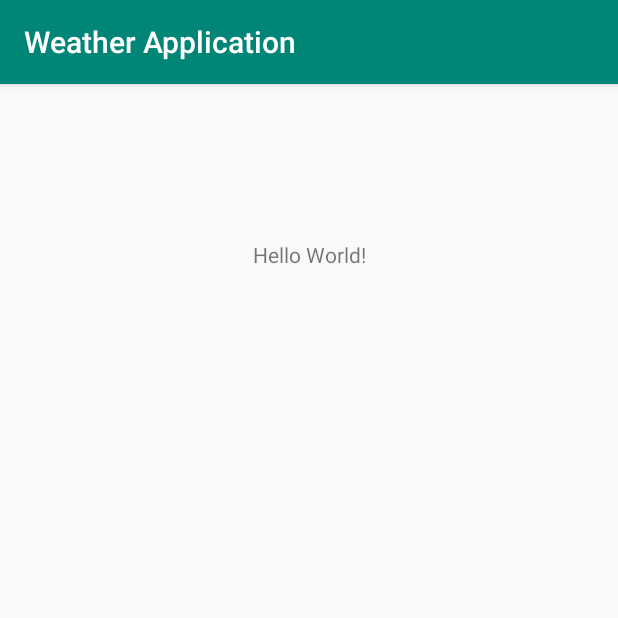
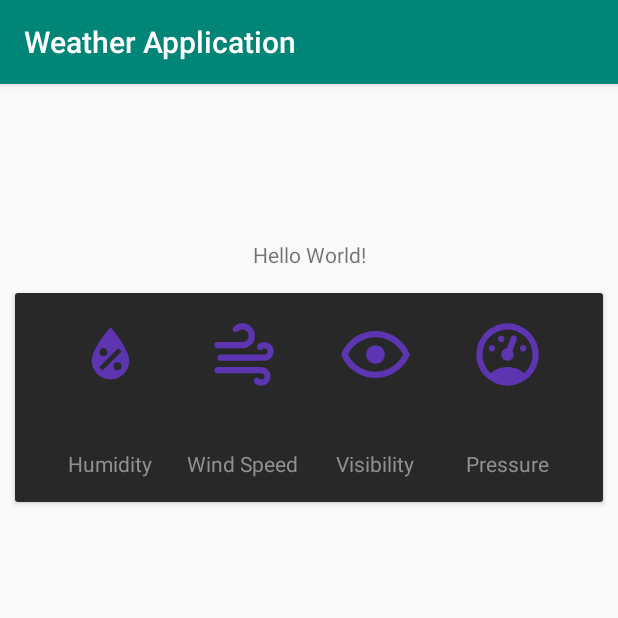
Before and after one commit to crimsondevil/darksky, an Android app: the MainActivity screen opened directly, with no data from a screen before it, on a phone screen of 412 x 824 dp, the top half of it. Run offline under Robolectric (Android 15) with nearby library versions, the phone set to English and light mode, and no system bars.

Commit message:
current day's stats added.

```diff
--- a/app/src/main/java/com/example/weatherapplication/MainActivity.java
+++ b/app/src/main/java/com/example/weatherapplication/MainActivity.java
@@ -3,9 +3,10 @@ package com.example.weatherapplication;
 import androidx.appcompat.app.AppCompatActivity;
 import android.os.Bundle;
 import android.util.Log;
+import android.widget.TextView;
 
 import com.example.weatherapplication.network.ApiInterface;
-import com.example.weatherapplication.network.Model.User;
+import com.example.weatherapplication.network.Model.Currently;
 import com.example.weatherapplication.network.Model.Weather;
 import com.example.weatherapplication.network.NetworkClient;
 
@@ -19,18 +20,38 @@ public class MainActivity extends AppCompatActivity {
 
     private String TAG = "MainActivity";
 
+    private TextView pressureTv;
+    private TextView humidityTv;
+    private TextView windSpeedTv;
+    private TextView visibilityTv;
+
     @Override
     protected void onCreate(Bundle savedInstanceState) {
         setTheme(R.style.AppTheme);
         super.onCreate(savedInstanceState);
         setContentView(R.layout.activity_main);
+        linkView();
 
+        fetchDataFromApi();
+
+
+    }
+
+    private void linkView() {
+        pressureTv = (TextView) findViewById(R.id.pressure_value);
+        humidityTv = (TextView) findViewById(R.id.humidity_value);
+        windSpeedTv = (TextView) findViewById(R.id.wind_value);
+        visibilityTv = (TextView) findViewById(R.id.visibility_value);
+    }
+
+    private void fetchDataFromApi() {
         client = NetworkClient.getRetrofit().create(ApiInterface.class);
 
         client.getData().enqueue(new Callback<Weather>() {
             @Override
             public void onResponse(Call<Weather> call, Response<Weather> response) {
                 Weather weather = response.body();
+                setValueForCurrentView(weather.getCurrently());
                 Log.d(TAG, weather.toString());
             }
 
@@ -41,5 +62,12 @@ public class MainActivity extends AppCompatActivity {
         });
     }
 
+    private void setValueForCurrentView(Currently currently) {
+        pressureTv.setText(currently.getPressure().toString() + " mb");
+        humidityTv.setText(currently.getHumidity().toString() + " %");
+        windSpeedTv.setText(currently.getWindSpeed().toString() + " mph");
+        visibilityTv.setText(currently.getVisibility().toString() + " km");
+    }
+
 
 }
--- /dev/null
+++ b/app/src/main/res/drawable-v24/earth.xml
@@ -0,0 +1,8 @@
+<!-- drawable/earth.xml -->
+<vector xmlns:android="http://schemas.android.com/apk/res/android"
+    android:height="24dp"
+    android:width="24dp"
+    android:viewportWidth="24"
+    android:viewportHeight="24">
+    <path android:fillColor="#000" android:pathData="M17.9,17.39C17.64,16.59 16.89,16 16,16H15V13A1,1 0 0,0 14,12H8V10H10A1,1 0 0,0 11,9V7H13A2,2 0 0,0 15,5V4.59C17.93,5.77 20,8.64 20,12C20,14.08 19.2,15.97 17.9,17.39M11,19.93C7.05,19.44 4,16.08 4,12C4,11.38 4.08,10.78 4.21,10.21L9,15V16A2,2 0 0,0 11,18M12,2A10,10 0 0,0 2,12A10,10 0 0,0 12,22A10,10 0 0,0 22,12A10,10 0 0,0 12,2Z" />
+</vector>
--- /dev/null
+++ b/app/src/main/res/drawable-v24/eye_outline.xml
@@ -0,0 +1,8 @@
+<!-- drawable/eye_outline.xml -->
+<vector xmlns:android="http://schemas.android.com/apk/res/android"
+    android:height="50dp"
+    android:width="50dp"
+    android:viewportWidth="24"
+    android:viewportHeight="24">
+    <path android:fillColor="#5E35B1" android:pathData="M12,9A3,3 0 0,1 15,12A3,3 0 0,1 12,15A3,3 0 0,1 9,12A3,3 0 0,1 12,9M12,4.5C17,4.5 21.27,7.61 23,12C21.27,16.39 17,19.5 12,19.5C7,19.5 2.73,16.39 1,12C2.73,7.61 7,4.5 12,4.5M3.18,12C4.83,15.36 8.24,17.5 12,17.5C15.76,17.5 19.17,15.36 20.82,12C19.17,8.64 15.76,6.5 12,6.5C8.24,6.5 4.83,8.64 3.18,12Z" />
+</vector>
--- /dev/null
+++ b/app/src/main/res/drawable-v24/gauge.xml
@@ -0,0 +1,8 @@
+<!-- drawable/gauge.xml -->
+<vector xmlns:android="http://schemas.android.com/apk/res/android"
+    android:height="50dp"
+    android:width="50dp"
+    android:viewportWidth="24"
+    android:viewportHeight="24">
+    <path android:fillColor="#5E35B1" android:pathData="M12,2A10,10 0 0,0 2,12A10,10 0 0,0 12,22A10,10 0 0,0 22,12A10,10 0 0,0 12,2M12,4A8,8 0 0,1 20,12C20,14.4 19,16.5 17.3,18C15.9,16.7 14,16 12,16C10,16 8.2,16.7 6.7,18C5,16.5 4,14.4 4,12A8,8 0 0,1 12,4M14,5.89C13.62,5.9 13.26,6.15 13.1,6.54L11.81,9.77L11.71,10C11,10.13 10.41,10.6 10.14,11.26C9.73,12.29 10.23,13.45 11.26,13.86C12.29,14.27 13.45,13.77 13.86,12.74C14.12,12.08 14,11.32 13.57,10.76L13.67,10.5L14.96,7.29L14.97,7.26C15.17,6.75 14.92,6.17 14.41,5.96C14.28,5.91 14.15,5.89 14,5.89M10,6A1,1 0 0,0 9,7A1,1 0 0,0 10,8A1,1 0 0,0 11,7A1,1 0 0,0 10,6M7,9A1,1 0 0,0 6,10A1,1 0 0,0 7,11A1,1 0 0,0 8,10A1,1 0 0,0 7,9M17,9A1,1 0 0,0 16,10A1,1 0 0,0 17,11A1,1 0 0,0 18,10A1,1 0 0,0 17,9Z" />
+</vector>
--- /dev/null
+++ b/app/src/main/res/drawable-v24/information_outline.xml
@@ -0,0 +1,8 @@
+<!-- drawable/information_outline.xml -->
+<vector xmlns:android="http://schemas.android.com/apk/res/android"
+    android:height="24dp"
+    android:width="24dp"
+    android:viewportWidth="24"
+    android:viewportHeight="24">
+    <path android:fillColor="#000" android:pathData="M11,9H13V7H11M12,20C7.59,20 4,16.41 4,12C4,7.59 7.59,4 12,4C16.41,4 20,7.59 20,12C20,16.41 16.41,20 12,20M12,2A10,10 0 0,0 2,12A10,10 0 0,0 12,22A10,10 0 0,0 22,12A10,10 0 0,0 12,2M11,17H13V11H11V17Z" />
+</vector>
--- /dev/null
+++ b/app/src/main/res/drawable-v24/water_percent.xml
@@ -0,0 +1,8 @@
+<!-- drawable/water_percent.xml -->
+<vector xmlns:android="http://schemas.android.com/apk/res/android"
+    android:height="50dp"
+    android:width="50dp"
+    android:viewportWidth="24"
+    android:viewportHeight="24">
+    <path android:fillColor="#5E35B1" android:pathData="M12,3.25C12,3.25 6,10 6,14C6,17.32 8.69,20 12,20A6,6 0 0,0 18,14C18,10 12,3.25 12,3.25M14.47,9.97L15.53,11.03L9.53,17.03L8.47,15.97M9.75,10A1.25,1.25 0 0,1 11,11.25A1.25,1.25 0 0,1 9.75,12.5A1.25,1.25 0 0,1 8.5,11.25A1.25,1.25 0 0,1 9.75,10M14.25,14.5A1.25,1.25 0 0,1 15.5,15.75A1.25,1.25 0 0,1 14.25,17A1.25,1.25 0 0,1 13,15.75A1.25,1.25 0 0,1 14.25,14.5Z" />
+</vector>
--- /dev/null
+++ b/app/src/main/res/drawable-v24/weather_fog.xml
@@ -0,0 +1,8 @@
+<!-- drawable/weather_fog.xml -->
+<vector xmlns:android="http://schemas.android.com/apk/res/android"
+    android:height="24dp"
+    android:width="24dp"
+    android:viewportWidth="24"
+    android:viewportHeight="24">
+    <path android:fillColor="#000" android:pathData="M3,15H13A1,1 0 0,1 14,16A1,1 0 0,1 13,17H3A1,1 0 0,1 2,16A1,1 0 0,1 3,15M16,15H21A1,1 0 0,1 22,16A1,1 0 0,1 21,17H16A1,1 0 0,1 15,16A1,1 0 0,1 16,15M1,12A5,5 0 0,1 6,7C7,4.65 9.3,3 12,3C15.43,3 18.24,5.66 18.5,9.03L19,9C21.19,9 22.97,10.76 23,13H21A2,2 0 0,0 19,11H17V10A5,5 0 0,0 12,5C9.5,5 7.45,6.82 7.06,9.19C6.73,9.07 6.37,9 6,9A3,3 0 0,0 3,12C3,12.35 3.06,12.69 3.17,13H1.1L1,12M3,19H5A1,1 0 0,1 6,20A1,1 0 0,1 5,21H3A1,1 0 0,1 2,20A1,1 0 0,1 3,19M8,19H21A1,1 0 0,1 22,20A1,1 0 0,1 21,21H8A1,1 0 0,1 7,20A1,1 0 0,1 8,19Z" />
+</vector>
--- /dev/null
+++ b/app/src/main/res/drawable-v24/weather_pouring.xml
@@ -0,0 +1,8 @@
+<!-- drawable/weather_pouring.xml -->
+<vector xmlns:android="http://schemas.android.com/apk/res/android"
+    android:height="24dp"
+    android:width="24dp"
+    android:viewportWidth="24"
+    android:viewportHeight="24">
+    <path android:fillColor="#000" android:pathData="M9,12C9.53,12.14 9.85,12.69 9.71,13.22L8.41,18.05C8.27,18.59 7.72,18.9 7.19,18.76C6.65,18.62 6.34,18.07 6.5,17.54L7.78,12.71C7.92,12.17 8.47,11.86 9,12M13,12C13.53,12.14 13.85,12.69 13.71,13.22L11.64,20.95C11.5,21.5 10.95,21.8 10.41,21.66C9.88,21.5 9.56,20.97 9.7,20.43L11.78,12.71C11.92,12.17 12.47,11.86 13,12M17,12C17.53,12.14 17.85,12.69 17.71,13.22L16.41,18.05C16.27,18.59 15.72,18.9 15.19,18.76C14.65,18.62 14.34,18.07 14.5,17.54L15.78,12.71C15.92,12.17 16.47,11.86 17,12M17,10V9A5,5 0 0,0 12,4C9.5,4 7.45,5.82 7.06,8.19C6.73,8.07 6.37,8 6,8A3,3 0 0,0 3,11C3,12.11 3.6,13.08 4.5,13.6V13.59C5,13.87 5.14,14.5 4.87,14.96C4.59,15.43 4,15.6 3.5,15.32V15.33C2,14.47 1,12.85 1,11A5,5 0 0,1 6,6C7,3.65 9.3,2 12,2C15.43,2 18.24,4.66 18.5,8.03L19,8A4,4 0 0,1 23,12C23,13.5 22.2,14.77 21,15.46V15.46C20.5,15.73 19.91,15.57 19.63,15.09C19.36,14.61 19.5,14 20,13.72V13.73C20.6,13.39 21,12.74 21,12A2,2 0 0,0 19,10H17Z" />
+</vector>
--- /dev/null
+++ b/app/src/main/res/drawable-v24/weather_windy.xml
@@ -0,0 +1,8 @@
+<!-- drawable/weather_windy.xml -->
+<vector xmlns:android="http://schemas.android.com/apk/res/android"
+    android:height="50dp"
+    android:width="50dp"
+    android:viewportWidth="24"
+    android:viewportHeight="24">
+    <path android:fillColor="#5E35B1" android:pathData="M4,10A1,1 0 0,1 3,9A1,1 0 0,1 4,8H12A2,2 0 0,0 14,6A2,2 0 0,0 12,4C11.45,4 10.95,4.22 10.59,4.59C10.2,5 9.56,5 9.17,4.59C8.78,4.2 8.78,3.56 9.17,3.17C9.9,2.45 10.9,2 12,2A4,4 0 0,1 16,6A4,4 0 0,1 12,10H4M19,12A1,1 0 0,0 20,11A1,1 0 0,0 19,10C18.72,10 18.47,10.11 18.29,10.29C17.9,10.68 17.27,10.68 16.88,10.29C16.5,9.9 16.5,9.27 16.88,8.88C17.42,8.34 18.17,8 19,8A3,3 0 0,1 22,11A3,3 0 0,1 19,14H5A1,1 0 0,1 4,13A1,1 0 0,1 5,12H19M18,18H4A1,1 0 0,1 3,17A1,1 0 0,1 4,16H18A3,3 0 0,1 21,19A3,3 0 0,1 18,22C17.17,22 16.42,21.66 15.88,21.12C15.5,20.73 15.5,20.1 15.88,19.71C16.27,19.32 16.9,19.32 17.29,19.71C17.47,19.89 17.72,20 18,20A1,1 0 0,0 19,19A1,1 0 0,0 18,18Z" />
+</vector>
--- a/app/src/main/res/layout/activity_main.xml
+++ b/app/src/main/res/layout/activity_main.xml
@@ -18,6 +18,24 @@
         app:layout_constraintRight_toRightOf="parent"
         app:layout_constraintTop_toTopOf="parent" />
 
+    <androidx.cardview.widget.CardView
+        android:layout_width="match_parent"
+        android:layout_height="wrap_content"
+        android:layout_marginTop="16dp"
+        app:layout_constraintEnd_toEndOf="parent"
+        app:layout_constraintStart_toStartOf="parent"
+        android:layout_marginStart="10dp"
+        android:layout_marginEnd="10dp"
+        app:layout_constraintTop_toBottomOf="@+id/textView">
+
+        <include
+            layout="@layout/current_day_card_view"
+            android:layout_gravity="center"
+            android:layout_width="match_parent"
+            android:layout_height="wrap_content"/>
+
+    </androidx.cardview.widget.CardView>
+
     <androidx.recyclerview.widget.RecyclerView
         android:id="@+id/recyclerView"
         android:layout_width="409dp"
--- /dev/null
+++ b/app/src/main/res/layout/current_day_card_view.xml
@@ -0,0 +1,158 @@
+<?xml version="1.0" encoding="utf-8"?>
+<androidx.constraintlayout.widget.ConstraintLayout xmlns:android="http://schemas.android.com/apk/res/android"
+    xmlns:app="http://schemas.android.com/apk/res-auto"
+    xmlns:tools="http://schemas.android.com/tools"
+    android:id="@+id/constraintLayout"
+    android:layout_width="match_parent"
+    android:layout_height="wrap_content"
+    android:background="@color/colorDark"
+    app:layout_constraintEnd_toStartOf="@+id/humidity_image"
+    app:layout_constraintHorizontal_bias="0.5"
+    android:paddingBottom="16dp">
+
+    <!--<androidx.constraintlayout.widget.ConstraintLayout
+        android:layout_width="match_parent"
+        android:layout_height="300dp"
+        android:background="@color/colorDark">-->
+
+    <ImageView
+        android:id="@+id/humidity_image"
+        android:layout_width="wrap_content"
+        android:layout_height="wrap_content"
+        android:layout_marginTop="16dp"
+        android:src="@drawable/water_percent"
+        app:layout_constraintEnd_toStartOf="@+id/wind_image"
+        app:layout_constraintHorizontal_bias="0.5"
+        app:layout_constraintStart_toEndOf="parent"
+        app:layout_constraintStart_toStartOf="parent"
+        app:layout_constraintTop_toTopOf="parent" />
+
+    <ImageView
+        android:id="@+id/wind_image"
+        android:layout_width="wrap_content"
+        android:layout_height="wrap_content"
+        app:layout_constraintEnd_toStartOf="@+id/visibility_image"
+        app:layout_constraintHorizontal_bias="0.5"
+        app:layout_constraintStart_toEndOf="@+id/humidity_image"
+        app:layout_constraintTop_toTopOf="@+id/humidity_image"
+        app:srcCompat="@drawable/weather_windy" />
+
+    <ImageView
+        android:id="@+id/visibility_image"
+        android:layout_width="wrap_content"
+        android:layout_height="wrap_content"
+        app:layout_constraintEnd_toStartOf="@+id/pressure_image"
+        app:layout_constraintHorizontal_bias="0.5"
+        app:layout_constraintStart_toEndOf="@+id/wind_image"
+        app:layout_constraintTop_toTopOf="@+id/pressure_image"
+        app:srcCompat="@drawable/eye_outline" />
+
+    <ImageView
+        android:id="@+id/pressure_image"
+        android:layout_width="wrap_content"
+        android:layout_height="wrap_content"
+        android:layout_marginTop="16dp"
+        app:layout_constraintEnd_toEndOf="parent"
+        app:layout_constraintHorizontal_bias="0.5"
+        app:layout_constraintStart_toEndOf="@+id/visibility_image"
+        app:layout_constraintTop_toTopOf="parent"
+        app:srcCompat="@drawable/gauge" />
+
+    <TextView
+        android:id="@+id/humidity_value"
+        android:layout_width="wrap_content"
+        android:layout_height="wrap_content"
+        android:layout_marginTop="8dp"
+        android:textAppearance="@style/TextAppearance.AppCompat.Medium"
+        android:textColor="@color/colorFont"
+        app:layout_constraintEnd_toEndOf="@+id/humidity_image"
+        app:layout_constraintStart_toStartOf="@+id/humidity_image"
+        app:layout_constraintTop_toBottomOf="@+id/humidity_image"
+        tools:text="79%"/>
+
+    <TextView
+        android:id="@+id/wind_value"
+        android:layout_width="wrap_content"
+        android:layout_height="wrap_content"
+        android:layout_marginTop="8dp"
+        android:textAppearance="@style/TextAppearance.AppCompat.Medium"
+        android:textColor="@color/colorFont"
+        app:layout_constraintEnd_toEndOf="@+id/wind_image"
+        app:layout_constraintStart_toStartOf="@+id/wind_image"
+        app:layout_constraintTop_toBottomOf="@+id/wind_image"
+        tools:text="0.17 mph"/>
+
+    <TextView
+        android:id="@+id/visibility_value"
+        android:layout_width="wrap_content"
+        android:layout_height="wrap_content"
+        android:layout_marginTop="8dp"
+        android:textAppearance="@style/TextAppearance.AppCompat.Medium"
+        android:textColor="@color/colorFont"
+        app:layout_constraintEnd_toEndOf="@+id/visibility_image"
+        app:layout_constraintStart_toStartOf="@+id/visibility_image"
+        app:layout_constraintTop_toBottomOf="@+id/visibility_image"
+        tools:text="9.33 km"/>
+
+    <TextView
+        android:id="@+id/pressure_value"
+        android:layout_width="wrap_content"
+        android:layout_height="wrap_content"
+        android:layout_marginTop="8dp"
+        android:textAppearance="@style/TextAppearance.AppCompat.Medium"
+        android:textColor="@color/colorFont"
+        app:layout_constraintEnd_toEndOf="@+id/pressure_image"
+        app:layout_constraintStart_toStartOf="@+id/pressure_image"
+        app:layout_constraintTop_toBottomOf="@+id/pressure_image"
+        tools:text="1015.80 mb"/>
+
+    <TextView
+        android:id="@+id/humidity_label"
+        android:layout_width="wrap_content"
+        android:layout_height="wrap_content"
+        android:layout_marginTop="5dp"
+        android:text="@string/humidity_label"
+        android:textAppearance="@style/TextAppearance.AppCompat.Small"
+        android:textColor="@color/colorFontLight"
+        app:layout_constraintEnd_toEndOf="@+id/humidity_image"
+        app:layout_constraintStart_toStartOf="@+id/humidity_image"
+        app:layout_constraintTop_toBottomOf="@+id/humidity_value" />
+
+    <TextView
+        android:id="@+id/wind_label"
+        android:layout_width="wrap_content"
+        android:layout_height="wrap_content"
+        android:layout_marginTop="5dp"
+        android:text="@string/wind_label"
+        android:textAppearance="@style/TextAppearance.AppCompat.Small"
+        android:textColor="@color/colorFontLight"
+        app:layout_constraintEnd_toEndOf="@+id/wind_image"
+        app:layout_constraintStart_toStartOf="@+id/wind_image"
+        app:layout_constraintTop_toBottomOf="@+id/wind_value" />
+
+    <TextView
+        android:id="@+id/visibility_label"
+        android:layout_width="wrap_content"
+        android:layout_height="wrap_content"
+        android:layout_marginTop="5dp"
+        android:text="@string/visibility_label"
+        android:textAppearance="@style/TextAppearance.AppCompat.Small"
+        android:textColor="@color/colorFontLight"
+        app:layout_constraintEnd_toEndOf="@+id/visibility_image"
+        app:layout_constraintStart_toStartOf="@+id/visibility_image"
+        app:layout_constraintTop_toBottomOf="@+id/visibility_value" />
+
+    <TextView
+        android:id="@+id/pressure_label"
+        android:layout_width="wrap_content"
+        android:layout_height="wrap_content"
+        android:layout_marginTop="5dp"
+        android:text="@string/pressure_label"
+        android:textAppearance="@style/TextAppearance.AppCompat.Small"
+        android:textColor="@color/colorFontLight"
+        app:layout_constraintEnd_toEndOf="@+id/pressure_image"
+        app:layout_constraintStart_toStartOf="@+id/pressure_image"
+        app:layout_constraintTop_toBottomOf="@+id/pressure_value" />
+
+    <!--</androidx.constraintlayout.widget.ConstraintLayout>-->
+</androidx.constraintlayout.widget.ConstraintLayout>
--- a/app/src/main/res/values/colors.xml
+++ b/app/src/main/res/values/colors.xml
@@ -4,4 +4,6 @@
     <color name="colorPrimaryDark">#00574B</color>
     <color name="colorAccent">#D81B60</color>
     <color name="colorDark">#292828</color>
+    <color name="colorFont">#F3F1F1</color>
+    <color name="colorFontLight">#919090</color>
 </resources>
--- a/app/src/main/res/values/strings.xml
+++ b/app/src/main/res/values/strings.xml
@@ -1,3 +1,7 @@
 <resources>
     <string name="app_name">Weather Application</string>
+    <string name="humidity_label">Humidity</string>
+    <string name="wind_label">Wind Speed</string>
+    <string name="visibility_label">Visibility</string>
+    <string name="pressure_label">Pressure</string>
 </resources>
```
